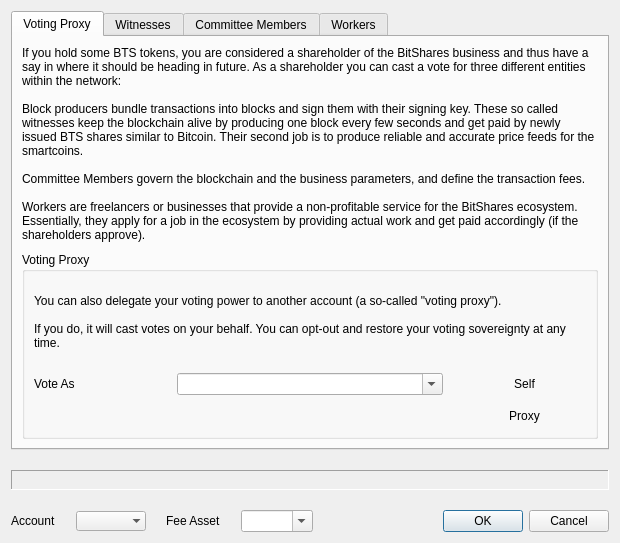
jhtitor/citadel, file bitsharesqt/voting.ui: the form before one commit.
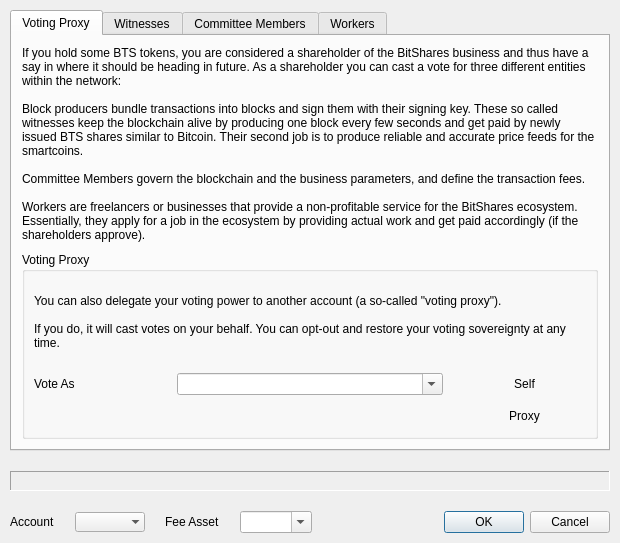
The form after the commit. Icons and pictures are not drawn.

```diff
--- a/bitsharesqt/voting.ui
+++ b/bitsharesqt/voting.ui
@@ -21,6 +21,18 @@
    <property name="spacing">
     <number>20</number>
    </property>
+   <property name="leftMargin">
+    <number>10</number>
+   </property>
+   <property name="topMargin">
+    <number>10</number>
+   </property>
+   <property name="rightMargin">
+    <number>10</number>
+   </property>
+   <property name="bottomMargin">
+    <number>10</number>
+   </property>
    <item>
     <widget class="QTabWidget" name="tabWidget">
      <property name="currentIndex">
@@ -34,6 +46,18 @@
        <property name="spacing">
         <number>10</number>
        </property>
+       <property name="leftMargin">
+        <number>10</number>
+       </property>
+       <property name="topMargin">
+        <number>10</number>
+       </property>
+       <property name="rightMargin">
+        <number>10</number>
+       </property>
+       <property name="bottomMargin">
+        <number>10</number>
+       </property>
        <item>
         <widget class="QLabel" name="label_3">
          <property name="text">
```
